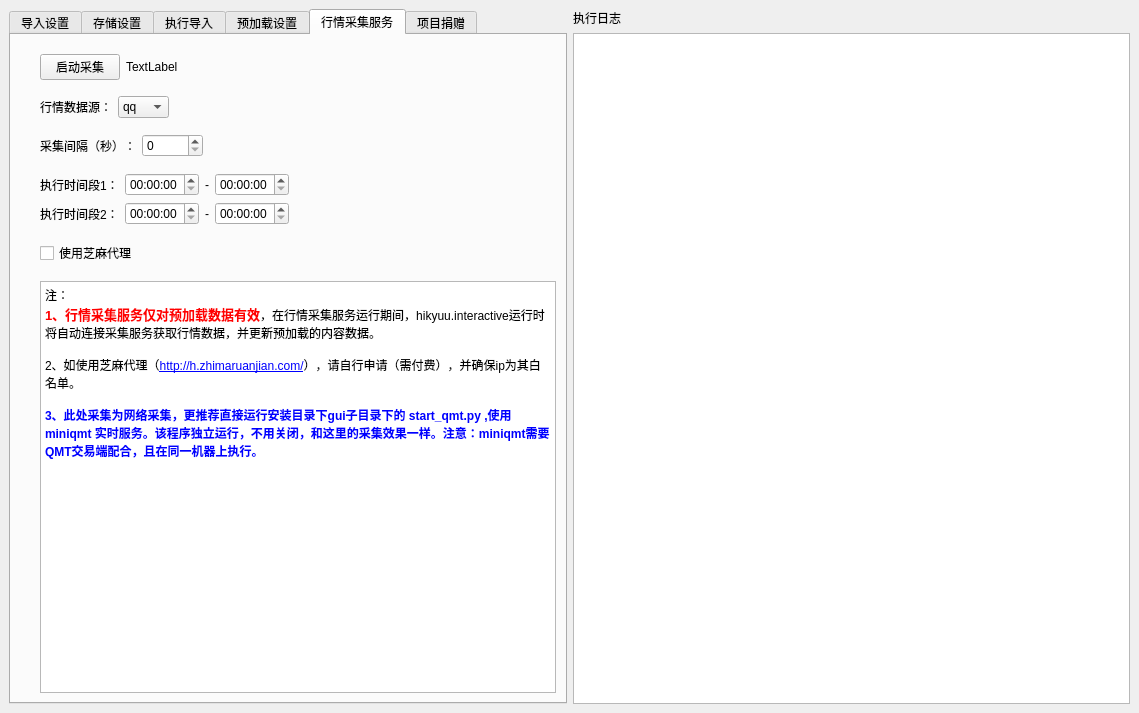
Qt form hikyuu/gui/data/MainWindow.ui (fasiondog/hikyuu) before a commit.
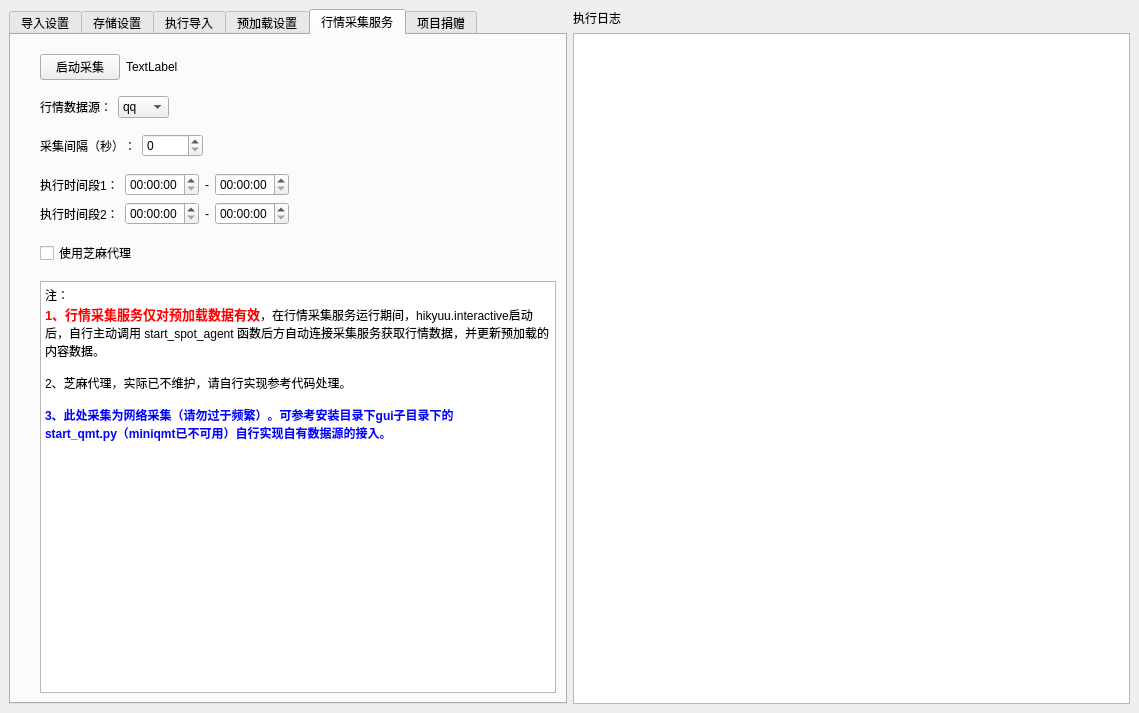
The same form after that commit. The open tabs and pages were chosen to show the change. Icons and pictures are not drawn.

Commit message: docs: 更新MainWindow.ui和MainWindow.py中的说明文本以反映最新的代理服务状态和使用建议

What changed in the file:
```diff
--- a/hikyuu/gui/data/MainWindow.ui
+++ b/hikyuu/gui/data/MainWindow.ui
@@ -1856,11 +1856,11 @@
 li.checked::marker { content: &quot;\2612&quot;; }
 &lt;/style&gt;&lt;/head&gt;&lt;body style=&quot; font-size:13pt; font-weight:400; font-style:normal;&quot;&gt;
 &lt;p style=&quot; margin-top:0px; margin-bottom:0px; margin-left:0px; margin-right:0px; -qt-block-indent:0; text-indent:0px;&quot;&gt;&lt;span style=&quot; font-size:9pt;&quot;&gt;注：&lt;/span&gt;&lt;/p&gt;
-&lt;p style=&quot; margin-top:0px; margin-bottom:0px; margin-left:0px; margin-right:0px; -qt-block-indent:0; text-indent:0px;&quot;&gt;&lt;span style=&quot; font-size:10pt; font-weight:600; color:#ff0000;&quot;&gt;1、行情采集服务仅对预加载数据有效&lt;/span&gt;&lt;span style=&quot; font-size:9pt;&quot;&gt;，在行情采集服务运行期间，hikyuu.interactive运行时将自动连接采集服务获取行情数据，并更新预加载的内容数据。&lt;/span&gt;&lt;/p&gt;
+&lt;p style=&quot; margin-top:0px; margin-bottom:0px; margin-left:0px; margin-right:0px; -qt-block-indent:0; text-indent:0px;&quot;&gt;&lt;span style=&quot; font-size:10pt; font-weight:600; color:#ff0000;&quot;&gt;1、行情采集服务仅对预加载数据有效&lt;/span&gt;&lt;span style=&quot; font-size:9pt;&quot;&gt;，在行情采集服务运行期间，hikyuu.interactive启动后，自行主动调用 start_spot_agent 函数后方自动连接采集服务获取行情数据，并更新预加载的内容数据。&lt;/span&gt;&lt;/p&gt;
 &lt;p style=&quot;-qt-paragraph-type:empty; margin-top:0px; margin-bottom:0px; margin-left:0px; margin-right:0px; -qt-block-indent:0; text-indent:0px; font-size:9pt;&quot;&gt;&lt;br /&gt;&lt;/p&gt;
-&lt;p style=&quot; margin-top:0px; margin-bottom:0px; margin-left:0px; margin-right:0px; -qt-block-indent:0; text-indent:0px;&quot;&gt;&lt;span style=&quot; font-size:9pt;&quot;&gt;2、如使用芝麻代理（&lt;/span&gt;&lt;a href=&quot;http://h.zhimaruanjian.com/&quot;&gt;&lt;span style=&quot; font-size:9pt; text-decoration: underline; color:#0000ff;&quot;&gt;http://h.zhimaruanjian.com/&lt;/span&gt;&lt;/a&gt;&lt;span style=&quot; font-size:9pt;&quot;&gt;），请自行申请（需付费），并确保ip为其白名单。&lt;/span&gt;&lt;/p&gt;
+&lt;p style=&quot; margin-top:0px; margin-bottom:0px; margin-left:0px; margin-right:0px; -qt-block-indent:0; text-indent:0px;&quot;&gt;&lt;span style=&quot; font-size:9pt;&quot;&gt;2、芝麻代理，实际已不维护，请自行实现参考代码处理。&lt;/span&gt;&lt;/p&gt;
 &lt;p style=&quot;-qt-paragraph-type:empty; margin-top:0px; margin-bottom:0px; margin-left:0px; margin-right:0px; -qt-block-indent:0; text-indent:0px; font-size:9pt;&quot;&gt;&lt;br /&gt;&lt;/p&gt;
-&lt;p style=&quot; margin-top:0px; margin-bottom:0px; margin-left:0px; margin-right:0px; -qt-block-indent:0; text-indent:0px;&quot;&gt;&lt;span style=&quot; font-size:9pt; font-weight:696; color:#0000ff;&quot;&gt;3、此处采集为网络采集，更推荐直接运行安装目录下gui子目录下的 start_qmt.py ,使用miniqmt 实时服务。该程序独立运行，不用关闭，和这里的采集效果一样。注意：miniqmt需要QMT交易端配合，且在同一机器上执行。&lt;/span&gt;&lt;/p&gt;&lt;/body&gt;&lt;/html&gt;</string>
+&lt;p style=&quot; margin-top:0px; margin-bottom:0px; margin-left:0px; margin-right:0px; -qt-block-indent:0; text-indent:0px;&quot;&gt;&lt;span style=&quot; font-size:9pt; font-weight:696; color:#0000ff;&quot;&gt;3、此处采集为网络采集（请勿过于频繁）。可参考安装目录下gui子目录下的 start_qmt.py（miniqmt已不可用）自行实现自有数据源的接入。&lt;/span&gt;&lt;/p&gt;&lt;/body&gt;&lt;/html&gt;</string>
             </property>
            </widget>
           </item>
```
The commit also changes 1 other file.
